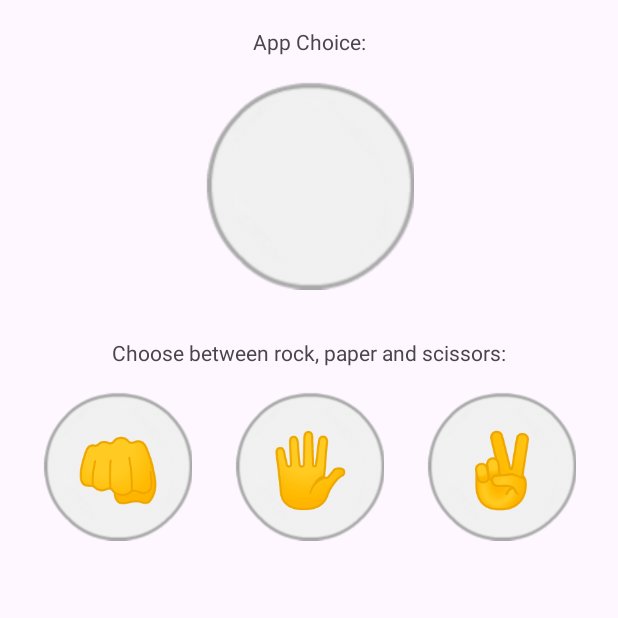
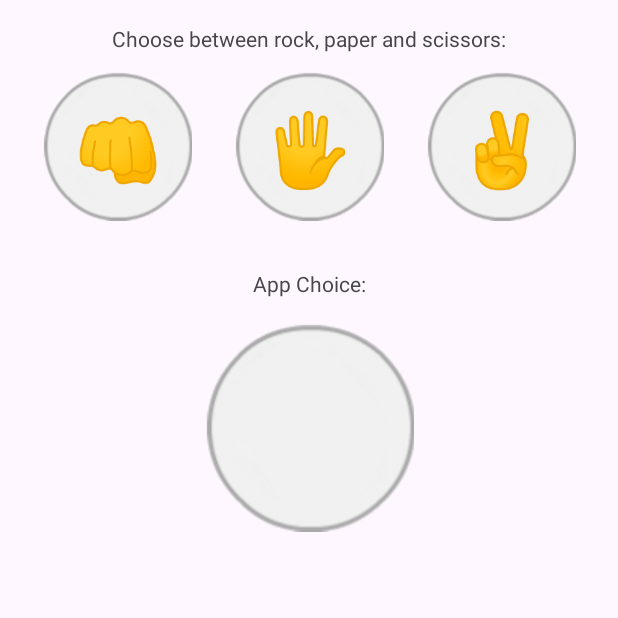
Before and after one commit to muriloonunes/RockPaperScissors, an Android app: the screen it shows after launch (MainActivity), on a phone screen of 412 x 824 dp, the top half of it. Run offline under Robolectric (Android 15) with nearby library versions, the phone set to English and light mode, and no system bars.

Commit message:
updated UI - v0.1

```diff
--- a/app/src/main/AndroidManifest.xml
+++ b/app/src/main/AndroidManifest.xml
@@ -1,6 +1,9 @@
-<?xml version="0.0.1" encoding="utf-8"?>
+<?xml version="1.0" encoding="utf-8"?>
 <manifest xmlns:android="http://schemas.android.com/apk/res/android"
-    xmlns:tools="http://schemas.android.com/tools">
+    xmlns:tools="http://schemas.android.com/tools"
+    package="com.murile.jokenpo"
+    android:versionCode="1"
+    android:versionName="0.1">
 
     <application
         android:allowBackup="true"
--- a/app/src/main/java/com/murile/jokenpo/MainActivity.java
+++ b/app/src/main/java/com/murile/jokenpo/MainActivity.java
@@ -24,16 +24,16 @@
         });
     }
 
-    public void chooseRock(View view) {
+    public void selectRock(View view) {
         checkWinner("rock");
     }
 
-    public void choosePaper(View view) {
+    public void selectPaper(View view) {
         checkWinner("paper");
 
     }
 
-    public void chooseScissors(View view) {
+    public void selectScissors(View view) {
         checkWinner("scissors");
     }
 
@@ -42,19 +42,14 @@
         String[] options = {"rock", "paper", "scissors"};
         String appChoice = options[randomN];
         TextView textChoice = findViewById(R.id.textChoice);
-        TextView textApp = findViewById(R.id.textApp);
-
         switch (appChoice) {
             case "rock":
-                textApp.setText(R.string.app_choice_rock);
                 textChoice.setText(R.string.rock);
                 break;
             case "paper":
-                textApp.setText(R.string.app_choice_paper);
                 textChoice.setText(R.string.paper);
                 break;
             case "scissors":
-                textApp.setText(R.string.app_choice_scissors);
                 textChoice.setText(R.string.scissors);
                 break;
         }
--- a/app/src/main/res/layout/activity_main.xml
+++ b/app/src/main/res/layout/activity_main.xml
@@ -1,4 +1,4 @@
-<?xml version="0.0.1" encoding="utf-8"?>
+<?xml version="1.0" encoding="utf-8"?>
 <androidx.constraintlayout.widget.ConstraintLayout xmlns:android="http://schemas.android.com/apk/res/android"
     xmlns:app="http://schemas.android.com/apk/res-auto"
     xmlns:tools="http://schemas.android.com/tools"
@@ -6,18 +6,6 @@
     android:layout_width="match_parent"
     android:layout_height="match_parent"
     tools:context=".MainActivity">
-
-    <TextView
-        android:id="@+id/textApp"
-        android:layout_width="wrap_content"
-        android:layout_height="wrap_content"
-        android:text="@string/app_choice"
-        android:textAlignment="center"
-        app:layout_constraintBottom_toBottomOf="parent"
-        app:layout_constraintEnd_toEndOf="parent"
-        app:layout_constraintStart_toStartOf="parent"
-        app:layout_constraintTop_toTopOf="parent"
-        app:layout_constraintVertical_bias="0.022" />
 
     <ImageView
         android:id="@+id/imageApp"
@@ -32,23 +20,38 @@
         app:srcCompat="@drawable/padrao" />
 
     <TextView
-        android:id="@+id/textUser"
+        android:id="@+id/textApp"
         android:layout_width="wrap_content"
         android:layout_height="wrap_content"
         android:layout_marginTop="32dp"
-        android:text="@string/user_choice"
+        android:text="@string/app_choice"
+        android:textAlignment="center"
+        app:layout_constraintEnd_toEndOf="parent"
+        app:layout_constraintStart_toStartOf="parent"
+        app:layout_constraintTop_toBottomOf="@+id/imagePaper" />
+
+    <ImageView
+        android:id="@+id/imageScissors"
+        android:layout_width="100dp"
+        android:layout_height="100dp"
+        android:layout_marginTop="12dp"
+        android:adjustViewBounds="true"
+        android:contentDescription="@string/image_scissor_description"
+        android:onClick="selectScissors"
         app:layout_constraintEnd_toEndOf="parent"
         app:layout_constraintHorizontal_bias="0.5"
-        app:layout_constraintStart_toStartOf="parent"
-        app:layout_constraintTop_toBottomOf="@+id/imageApp" />
+        app:layout_constraintStart_toEndOf="@+id/imagePaper"
+        app:layout_constraintTop_toBottomOf="@+id/textUser"
+        app:srcCompat="@drawable/padrao" />
 
     <ImageView
         android:id="@+id/imageRock"
         android:layout_width="100dp"
         android:layout_height="100dp"
-        android:layout_marginTop="16dp"
+        android:layout_marginTop="12dp"
         android:adjustViewBounds="true"
-        android:onClick="chooseRock"
+        android:contentDescription="@string/image_rock_description"
+        android:onClick="selectRock"
         app:layout_constraintEnd_toStartOf="@+id/imagePaper"
         app:layout_constraintHorizontal_bias="0.5"
         app:layout_constraintStart_toStartOf="parent"
@@ -59,27 +62,54 @@
         android:id="@+id/imagePaper"
         android:layout_width="100dp"
         android:layout_height="100dp"
-        android:layout_marginTop="16dp"
+        android:layout_marginTop="12dp"
         android:adjustViewBounds="true"
-        android:onClick="choosePaper"
+        android:contentDescription="@string/image_paper_description"
+        android:onClick="selectPaper"
         app:layout_constraintEnd_toStartOf="@+id/imageScissors"
         app:layout_constraintHorizontal_bias="0.5"
         app:layout_constraintStart_toEndOf="@+id/imageRock"
         app:layout_constraintTop_toBottomOf="@+id/textUser"
         app:srcCompat="@drawable/padrao" />
 
-    <ImageView
-        android:id="@+id/imageScissors"
-        android:layout_width="100dp"
-        android:layout_height="100dp"
+    <TextView
+        android:id="@+id/textPapel"
+        android:layout_width="wrap_content"
+        android:layout_height="wrap_content"
+        android:text="@string/paper"
+        android:textAlignment="center"
+        android:textSize="48sp"
+        app:layout_constraintBottom_toBottomOf="@+id/imagePaper"
+        app:layout_constraintEnd_toEndOf="@+id/imagePaper"
+        app:layout_constraintHorizontal_bias="0.5"
+        app:layout_constraintStart_toStartOf="@+id/imagePaper"
+        app:layout_constraintTop_toTopOf="@+id/imagePaper"
+        app:layout_constraintVertical_bias="0.5" />
+
+    <TextView
+        android:id="@+id/textTesoura"
+        android:layout_width="wrap_content"
+        android:layout_height="wrap_content"
+        android:text="@string/scissors"
+        android:textAlignment="center"
+        android:textSize="48sp"
+        app:layout_constraintBottom_toBottomOf="@+id/imageScissors"
+        app:layout_constraintEnd_toEndOf="@+id/imageScissors"
+        app:layout_constraintHorizontal_bias="0.5"
+        app:layout_constraintStart_toStartOf="@+id/imageScissors"
+        app:layout_constraintTop_toTopOf="@+id/imageScissors"
+        app:layout_constraintVertical_bias="0.5" />
+
+    <TextView
+        android:id="@+id/textUser"
+        android:layout_width="wrap_content"
+        android:layout_height="wrap_content"
         android:layout_marginTop="16dp"
-        android:adjustViewBounds="true"
-        android:onClick="chooseScissors"
+        android:text="@string/user_choice"
         app:layout_constraintEnd_toEndOf="parent"
         app:layout_constraintHorizontal_bias="0.5"
-        app:layout_constraintStart_toEndOf="@+id/imagePaper"
-        app:layout_constraintTop_toBottomOf="@+id/textUser"
-        app:srcCompat="@drawable/padrao" />
+        app:layout_constraintStart_toStartOf="parent"
+        app:layout_constraintTop_toTopOf="parent" />
 
     <TextView
         android:id="@+id/textPedra"
@@ -91,44 +121,34 @@
         app:layout_constraintBottom_toBottomOf="@+id/imageRock"
         app:layout_constraintEnd_toEndOf="@+id/imageRock"
         app:layout_constraintStart_toStartOf="@+id/imageRock"
-        app:layout_constraintTop_toTopOf="@+id/imageRock" />
-
-    <TextView
-        android:id="@+id/textPapel"
-        android:layout_width="wrap_content"
-        android:layout_height="wrap_content"
-        android:text="@string/paper"
-        android:textAlignment="center"
-        android:textSize="48sp"
-        app:layout_constraintBottom_toBottomOf="@+id/imagePaper"
-        app:layout_constraintEnd_toEndOf="@+id/imagePaper"
-        app:layout_constraintStart_toStartOf="@+id/imagePaper"
-        app:layout_constraintTop_toTopOf="@+id/imagePaper" />
-
-    <TextView
-        android:id="@+id/textTesoura"
-        android:layout_width="wrap_content"
-        android:layout_height="wrap_content"
-        android:text="@string/scissors"
-        android:textAlignment="center"
-        android:textSize="48sp"
-        app:layout_constraintBottom_toBottomOf="@+id/imageScissors"
-        app:layout_constraintEnd_toEndOf="@+id/imageScissors"
-        app:layout_constraintStart_toStartOf="@+id/imageScissors"
-        app:layout_constraintTop_toTopOf="@+id/imageScissors" />
+        app:layout_constraintTop_toTopOf="@+id/imageRock"
+        app:layout_constraintVertical_bias="0.50" />
 
     <TextView
         android:id="@+id/textResult"
         android:layout_width="wrap_content"
         android:layout_height="wrap_content"
-        android:layout_marginTop="32dp"
+        android:layout_marginTop="16dp"
         android:textAlignment="center"
         android:textSize="24sp"
         android:textStyle="bold"
+        app:layout_constraintBottom_toBottomOf="parent"
         app:layout_constraintEnd_toEndOf="parent"
         app:layout_constraintHorizontal_bias="0.498"
         app:layout_constraintStart_toStartOf="parent"
-        app:layout_constraintTop_toBottomOf="@+id/textOverview" />
+        app:layout_constraintTop_toBottomOf="@+id/textOverview"
+        app:layout_constraintVertical_bias="0.0" />
+
+    <TextView
+        android:id="@+id/textOverview"
+        android:layout_width="wrap_content"
+        android:layout_height="wrap_content"
+        android:layout_marginTop="32dp"
+        android:textAlignment="center"
+        app:layout_constraintEnd_toEndOf="parent"
+        app:layout_constraintHorizontal_bias="0.5"
+        app:layout_constraintStart_toStartOf="parent"
+        app:layout_constraintTop_toBottomOf="@+id/imageApp" />
 
     <TextView
         android:id="@+id/textChoice"
@@ -140,15 +160,4 @@
         app:layout_constraintStart_toStartOf="@+id/imageApp"
         app:layout_constraintTop_toTopOf="@+id/imageApp" />
 
-    <TextView
-        android:id="@+id/textOverview"
-        android:layout_width="wrap_content"
-        android:layout_height="wrap_content"
-        android:layout_marginTop="32dp"
-        android:textAlignment="center"
-        app:layout_constraintEnd_toEndOf="parent"
-        app:layout_constraintHorizontal_bias="0.5"
-        app:layout_constraintStart_toStartOf="parent"
-        app:layout_constraintTop_toBottomOf="@+id/imagePaper" />
-
 </androidx.constraintlayout.widget.ConstraintLayout>
```
